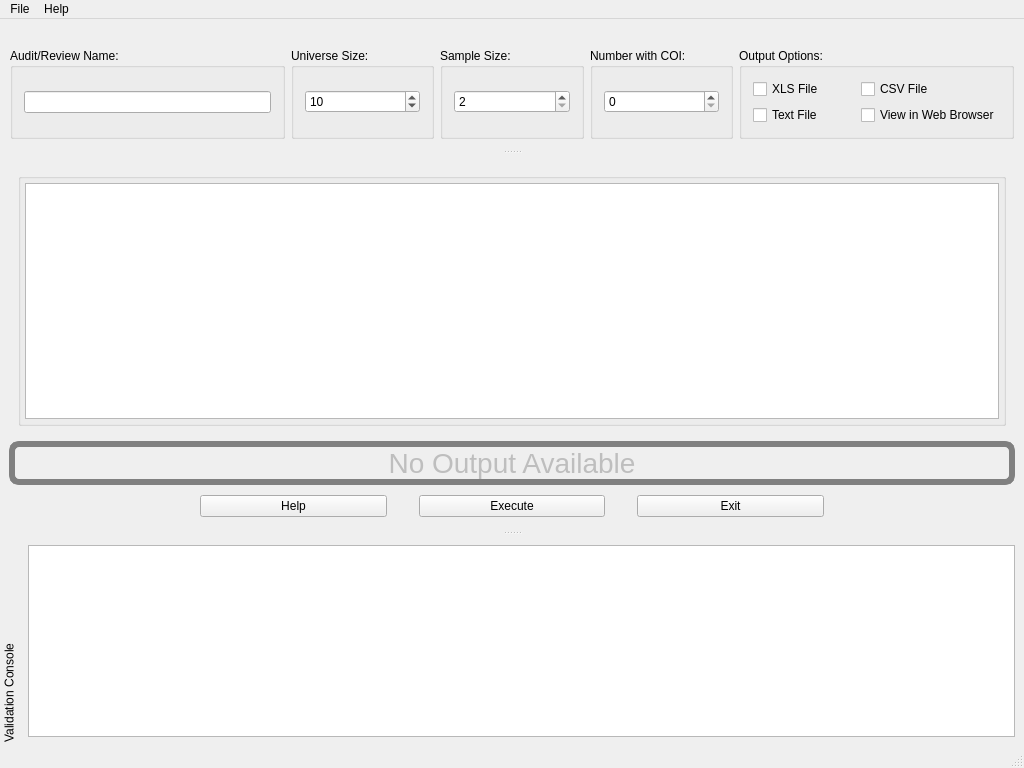
This is products/RAT-STATS/rstats_modules/unrestricted_attribute_appraisal/src/UIRStatsUAA.ui in cbtek/RStats2017 as Qt 5 draws it before an edit. The edited form follows.
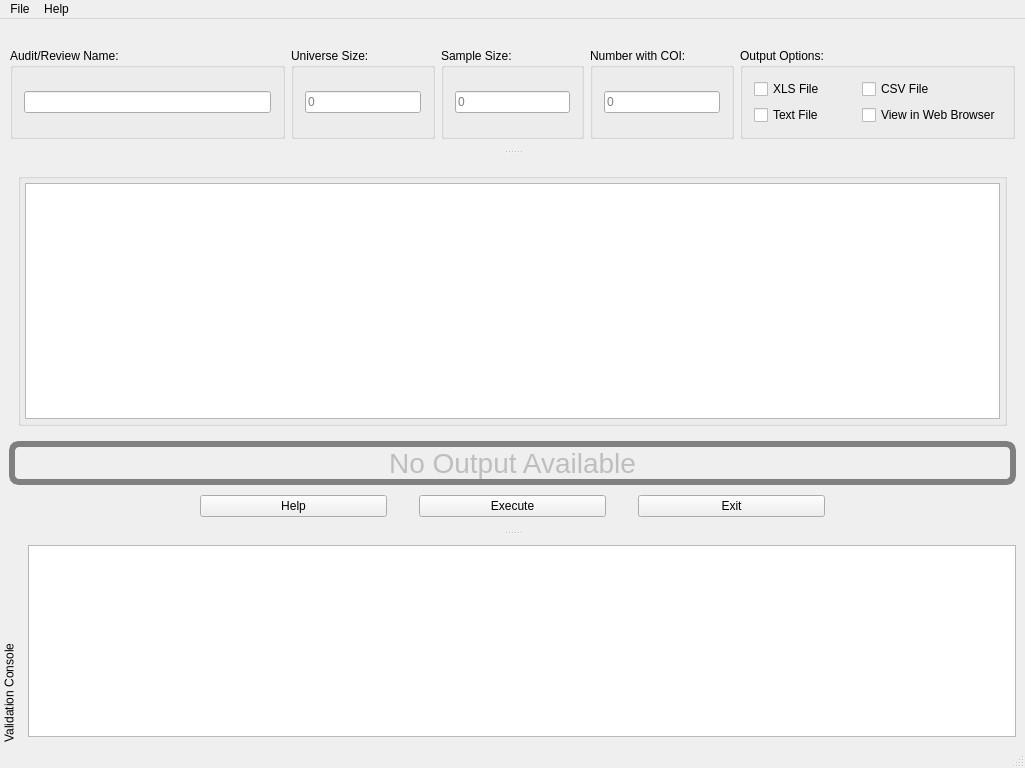
This is the edited form.

Commit message: Fixed issues from 2nd Submission comments for RStats modules Removed all numeric (up/down) boxes and replaced them with text boxes Fixed small bug in XLS reader that was causing sheet name now to be stored in worksheet. Added sheet filename to all output files Added total sum to SVA

```diff
--- a/products/RAT-STATS/rstats_modules/unrestricted_attribute_appraisal/src/UIRStatsUAA.ui
+++ b/products/RAT-STATS/rstats_modules/unrestricted_attribute_appraisal/src/UIRStatsUAA.ui
@@ -6,7 +6,7 @@
    <rect>
     <x>0</x>
     <y>0</y>
-    <width>1024</width>
+    <width>1025</width>
     <height>768</height>
    </rect>
   </property>
@@ -306,24 +306,9 @@
             <number>11</number>
            </property>
            <item>
-            <widget class="QSpinBox" name="m_spnUniverseSize">
-             <property name="alignment">
-              <set>Qt::AlignLeading|Qt::AlignLeft|Qt::AlignVCenter</set>
-             </property>
-             <property name="suffix">
-              <string/>
-             </property>
-             <property name="prefix">
-              <string/>
-             </property>
-             <property name="minimum">
-              <number>1</number>
-             </property>
-             <property name="maximum">
-              <number>2147483646</number>
-             </property>
-             <property name="value">
-              <number>10</number>
+            <widget class="QLineEdit" name="m_txtUniverseSize">
+             <property name="placeholderText">
+              <string>0</string>
              </property>
             </widget>
            </item>
@@ -349,12 +334,9 @@
             <number>11</number>
            </property>
            <item>
-            <widget class="QSpinBox" name="m_spnSampleSize">
-             <property name="minimum">
-              <number>2</number>
-             </property>
-             <property name="maximum">
-              <number>2147483646</number>
+            <widget class="QLineEdit" name="m_txtSampleSize">
+             <property name="placeholderText">
+              <string>0</string>
              </property>
             </widget>
            </item>
@@ -380,9 +362,9 @@
             <number>11</number>
            </property>
            <item row="0" column="0">
-            <widget class="QSpinBox" name="m_spnCOI">
-             <property name="maximum">
-              <number>2147483647</number>
+            <widget class="QLineEdit" name="m_txtCOI">
+             <property name="placeholderText">
+              <string>0</string>
              </property>
             </widget>
            </item>
@@ -467,7 +449,7 @@
     <rect>
      <x>0</x>
      <y>0</y>
-     <width>1024</width>
+     <width>1025</width>
      <height>20</height>
     </rect>
    </property>
```
Left out of the diff: 6 changed lines with no effect on the pictures. The commit also changes 24 other files.
